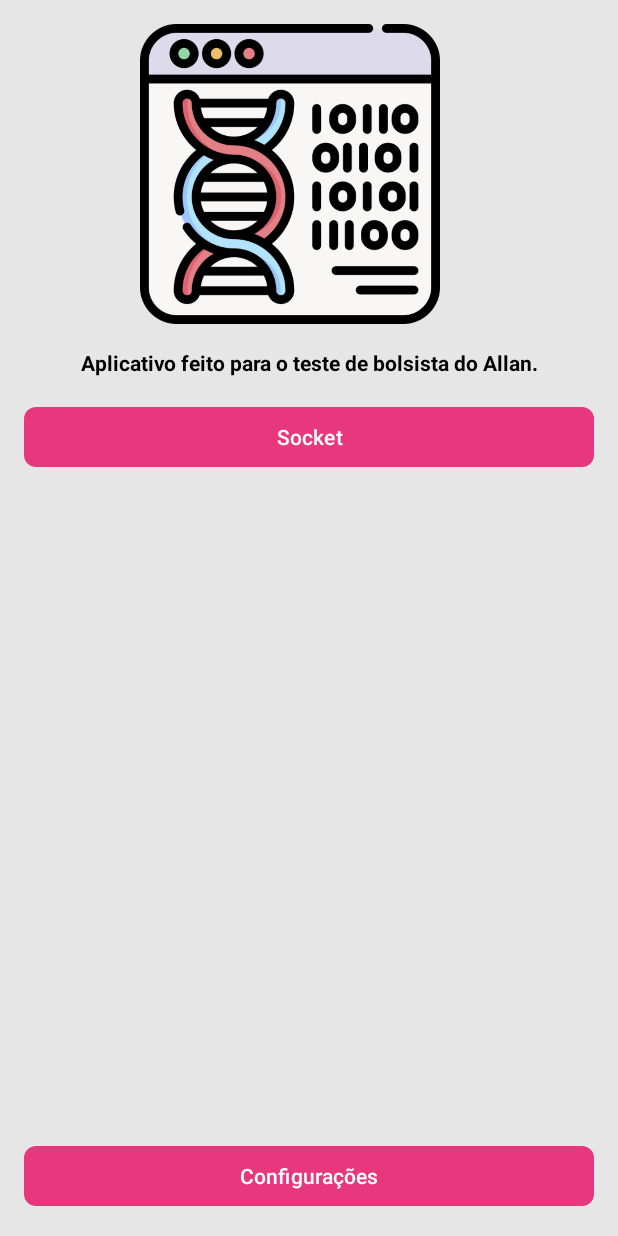
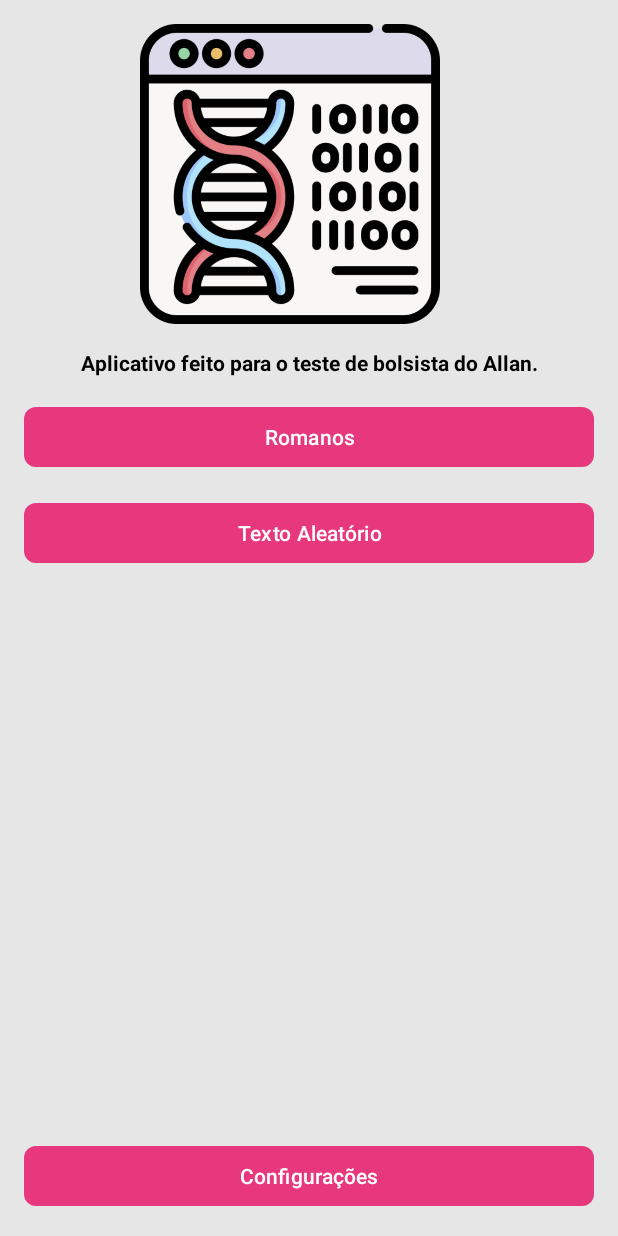
Before and after one commit to SaedSilva/Bio-Informatica, an Android app: the layout activity_main.xml on its own in the app's theme, with its tools: preview values and no code run, on a phone screen of 412 x 824 dp. Run offline under Robolectric (Android 15) with nearby library versions, the phone set to English and light mode, and no system bars; network calls fail.

Commit message:
Refactor Romanos

```diff
--- a/app/src/main/AndroidManifest.xml
+++ b/app/src/main/AndroidManifest.xml
@@ -20,7 +20,7 @@
             android:exported="false"
             android:screenOrientation="portrait" />
         <activity
-            android:name=".view.ScriptUmActivity"
+            android:name=".view.RomanosActivity"
             android:exported="false"
             android:screenOrientation="portrait" />
         <activity
--- a/app/src/main/java/br/dev/saed/bioinformatica/view/MainActivity.kt
+++ b/app/src/main/java/br/dev/saed/bioinformatica/view/MainActivity.kt
@@ -58,8 +58,8 @@ class MainActivity : AppCompatActivity() {
 
 
     private fun inicializarComponentes() {
-        binding.btnSocket.setOnClickListener {
-            val intent = Intent(this, ScriptUmActivity::class.java)
+        binding.btnRomanos.setOnClickListener {
+            val intent = Intent(this, RomanosActivity::class.java)
             startActivity(intent)
         }
 
--- a/app/src/main/res/layout/activity_main.xml
+++ b/app/src/main/res/layout/activity_main.xml
@@ -37,18 +37,33 @@
         app:layout_constraintTop_toBottomOf="@+id/imgMain" />
 
     <Button
-        android:id="@+id/btnSocket"
+        android:id="@+id/btnRomanos"
         android:layout_width="0dp"
         android:layout_height="wrap_content"
         android:layout_marginStart="16dp"
         android:layout_marginTop="16dp"
         android:layout_marginEnd="16dp"
-        android:text="@string/btn_socket"
+        android:text="@string/btn_romanos"
         android:textAlignment="center"
         app:layout_constraintEnd_toEndOf="parent"
         app:layout_constraintHorizontal_bias="0.5"
         app:layout_constraintStart_toStartOf="parent"
         app:layout_constraintTop_toBottomOf="@+id/tvMain"
+        app:shapeAppearanceOverlay="@style/ShapeAppearance.BioInformatica" />
+
+    <Button
+        android:id="@+id/btnTextoAleatorio"
+        android:layout_width="0dp"
+        android:layout_height="wrap_content"
+        android:layout_marginStart="16dp"
+        android:layout_marginTop="16dp"
+        android:layout_marginEnd="16dp"
+        android:text="@string/btn_texto"
+        android:textAlignment="center"
+        app:layout_constraintEnd_toEndOf="parent"
+        app:layout_constraintHorizontal_bias="0.5"
+        app:layout_constraintStart_toStartOf="parent"
+        app:layout_constraintTop_toBottomOf="@+id/btnRomanos"
         app:shapeAppearanceOverlay="@style/ShapeAppearance.BioInformatica" />
 
     <Button
--- a/app/src/main/res/layout/activity_script_um.xml
+++ b/app/src/main/res/layout/activity_romanos.xml
@@ -5,7 +5,7 @@
     android:id="@+id/main"
     android:layout_width="match_parent"
     android:layout_height="match_parent"
-    tools:context=".view.ScriptUmActivity">
+    tools:context=".view.RomanosActivity">
 
     <ImageView
         android:id="@+id/imgScript1"
--- a/app/src/main/res/values/strings.xml
+++ b/app/src/main/res/values/strings.xml
@@ -7,7 +7,8 @@
     <string name="edit_timeout">Tempo limite de conexão em segundos</string>
     <string name="img_ssh">Imagem SSH</string>
     <string name="txt_main">Aplicativo feito para o teste de bolsista do Allan.</string>
-    <string name="btn_socket">Socket</string>
+    <string name="btn_romanos">Romanos</string>
+    <string name="btn_texto">Texto Aleatório</string>
     <string name="btn_config">Configurações</string>
     <string name="img_ia">DNA</string>
     <string name="btn_enviar">Enviar</string>
```
Also changed, not shown: app/src/main/java/br/dev/saed/bioinformatica/view/RomanosActivity.kt (renamed from app/src/main/java/br/dev/saed/bioinformatica/view/ScriptUmActivity.kt, +5 -5 lines).
